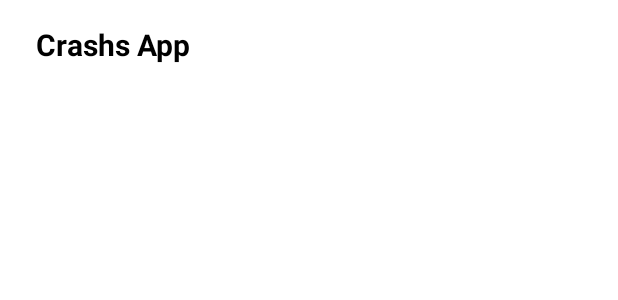
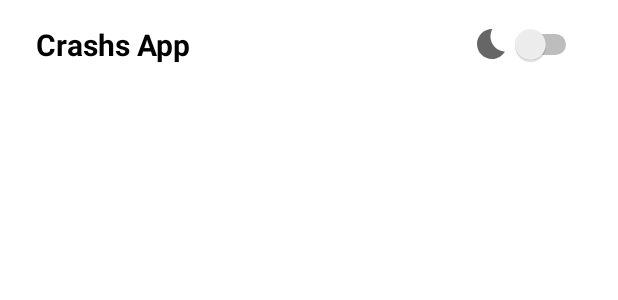
Before and after one commit to gustavodahora/chashs-app, an Android app: the layout activity_main.xml on its own in the app's theme, with its tools: preview values and no code run, on a phone screen of 412 x 824 dp. Shown: the top 300 px of the screen. Run offline under Robolectric (Android 15) with nearby library versions, the light colour scheme and no system bars.

Commit message:
Adding the dark theme function and setting the value of title text color theme

```diff
--- a/app/build.gradle
+++ b/app/build.gradle
@@ -30,6 +30,9 @@ android {
     kotlinOptions {
         jvmTarget = '1.8'
     }
+    viewBinding {
+        enabled = true
+    }
 }
 
 dependencies {
--- /dev/null
+++ b/app/src/main/res/drawable/ic_baseline_bedtime_24.xml
@@ -0,0 +1,10 @@
+<vector xmlns:android="http://schemas.android.com/apk/res/android"
+    android:width="24dp"
+    android:height="24dp"
+    android:viewportWidth="24"
+    android:viewportHeight="24"
+    android:tint="?attr/colorControlNormal">
+  <path
+      android:fillColor="@android:color/white"
+      android:pathData="M12.34,2.02C6.59,1.82 2,6.42 2,12c0,5.52 4.48,10 10,10c3.71,0 6.93,-2.02 8.66,-5.02C13.15,16.73 8.57,8.55 12.34,2.02z"/>
+</vector>
--- a/app/src/main/res/layout/activity_main.xml
+++ b/app/src/main/res/layout/activity_main.xml
@@ -14,9 +14,22 @@
         android:layout_marginLeft="24dp"
         android:layout_marginTop="16dp"
         android:text="@string/app_title"
-        android:textColor="@android:color/primary_text_light"
+        android:textColor="?android:attr/textColorPrimary"
         android:textSize="20sp"
         android:textStyle="bold"
         app:layout_constraintStart_toStartOf="parent"
         app:layout_constraintTop_toTopOf="parent" />
+
+    <Switch
+        android:id="@+id/theme1"
+        android:layout_width="wrap_content"
+        android:layout_height="wrap_content"
+        android:layout_marginTop="16dp"
+        android:layout_marginEnd="24dp"
+        android:layout_marginRight="24dp"
+        android:drawableLeft="@drawable/ic_baseline_bedtime_24"
+        android:onClick="theme"
+        android:textColor="?android:attr/textColorPrimary"
+        app:layout_constraintEnd_toEndOf="parent"
+        app:layout_constraintTop_toTopOf="parent" />
 </androidx.constraintlayout.widget.ConstraintLayout>
--- a/app/src/main/res/values-night/themes.xml
+++ b/app/src/main/res/values-night/themes.xml
@@ -3,7 +3,7 @@
     <style name="Theme.Crashsapp" parent="Theme.MaterialComponents.DayNight.NoActionBar">
         <!-- Primary brand color. -->
         <item name="colorPrimary">@android:color/holo_red_light</item>
-        <item name="colorPrimaryVariant">@android:color/holo_orange_light</item>
+        <item name="colorPrimaryVariant">@color/orange_dark</item>
         <item name="colorOnPrimary">@color/black</item>
         <!-- Secondary brand color. -->
         <item name="colorSecondary">@android:color/holo_purple</item>
--- a/app/src/main/res/values/colors.xml
+++ b/app/src/main/res/values/colors.xml
@@ -7,4 +7,5 @@
     <color name="teal_700">#FF018786</color>
     <color name="black">#FF000000</color>
     <color name="white">#FFFFFFFF</color>
+    <color name="orange_dark">#C54500</color>
 </resources>
```
Also changed, not shown: app/src/main/java/com/example/crashs_app/MainActivity.kt (+42 -1 lines).
